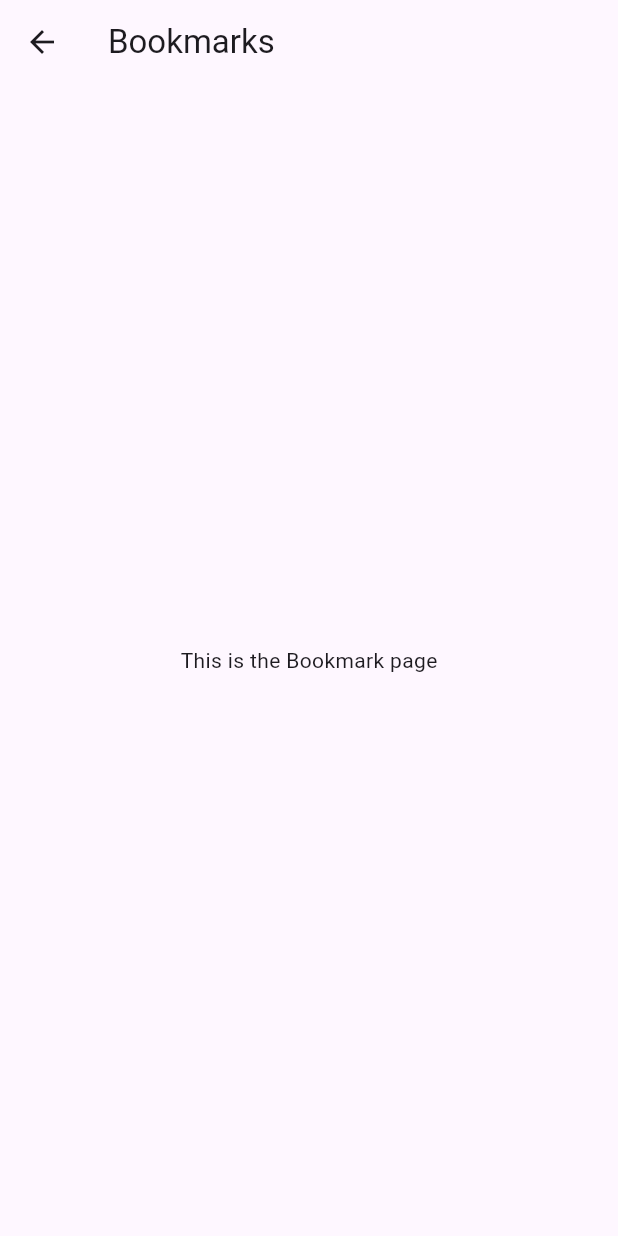
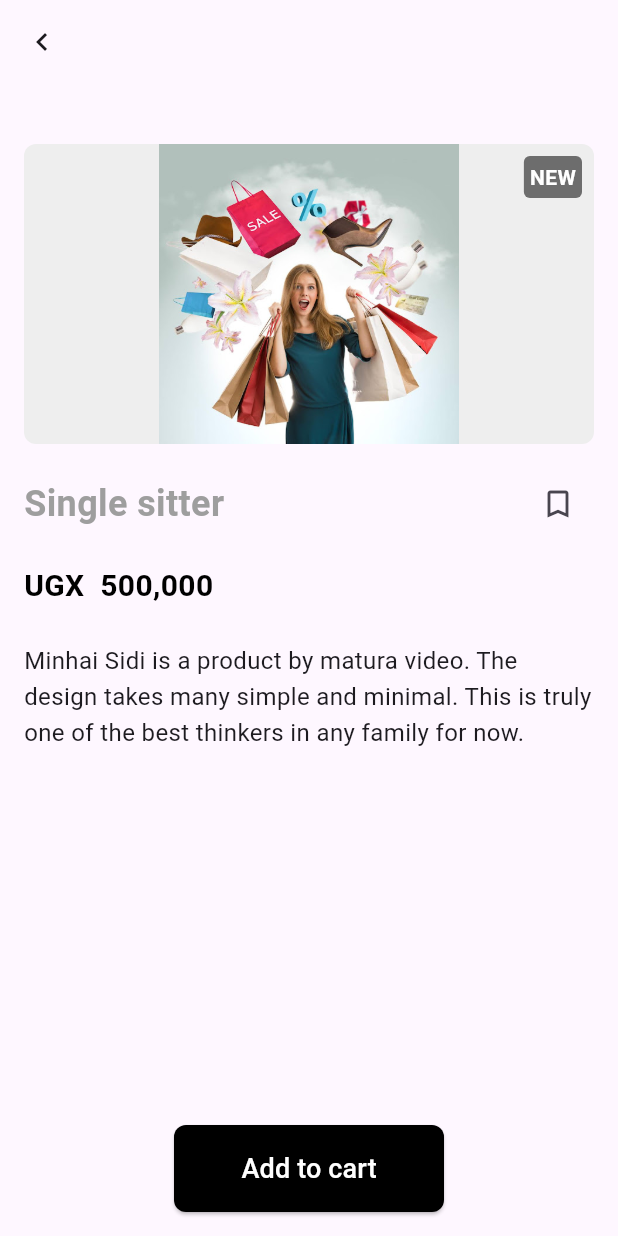
Before and after one commit to Codes43/Shopify, a Flutter app: the screen it shows after launch, item 2 of the bottom bar chosen, on a phone screen of 412 x 824 dp. Run offline on Flutter 3.47's test engine with Material 3 defaults, Android fonts, the phone set to English and light mode, and no system bars; our stand-ins replace carousel_slider, google_fonts; network calls fail.

Commit message:
implementing the product details screen

```diff
--- /dev/null
+++ b/lib/screens/productdetails.dart
@@ -0,0 +1,171 @@
+import 'package:flutter/material.dart';
+import 'package:carousel_slider/carousel_slider.dart';
+import 'loginpage.dart';
+import 'package:google_fonts/google_fonts.dart';
+import 'searchresultspage.dart';
+
+import 'package:shopify/models/product_model.dart'; // Import your Product model
+import 'package:shopify/services/product_service.dart';
+
+class ProductDetails extends StatefulWidget {
+  const ProductDetails({super.key});
+
+  @override
+  State<ProductDetails> createState() => _ProductPageState();
+}
+
+class _ProductPageState extends State<ProductDetails> {
+  bool isFavorite = false;
+  int quantity = 1;
+  bool isAddedToCart = false;
+
+  void toggleFavorite() {
+    setState(() {
+      isFavorite = !isFavorite;
+    });
+  }
+
+  void increaseQuantity() {
+    setState(() {
+      quantity++;
+    });
+  }
+
+  void decreaseQuantity() {
+    if (quantity > 1) {
+      setState(() {
+        quantity--;
+      });
+    }
+  }
+
+  void addToCart() {
+    setState(() {
+      isAddedToCart = true;
+    });
+
+    // Show a confirmation message
+    ScaffoldMessenger.of(context).showSnackBar(
+      const SnackBar(
+        content: Text('Product added to cart!'),
+        duration: Duration(seconds: 2),
+      ),
+    );
+  }
+
+  @override
+  Widget build(BuildContext context) {
+    return Scaffold(
+      appBar: AppBar(
+        leading: IconButton(
+          icon: Icon(Icons.chevron_left),
+          onPressed: () {
+            Navigator.pop(context);
+          },
+        ),
+      ),
+      body: Padding(
+        padding: const EdgeInsets.all(16.0),
+        child: Column(
+          crossAxisAlignment: CrossAxisAlignment.start,
+
+          children: [
+            const SizedBox(height: 24),
+            Container(
+              height: 200,
+              decoration: BoxDecoration(
+                color: Colors.grey[200],
+                borderRadius: BorderRadius.circular(8),
+              ),
+              child: Stack(
+                children: [
+                  Center(child: Image.asset("assets/unnamed.jpg")),
+                  Positioned(
+                    top: 8,
+                    right: 8,
+                    child: Container(
+                      padding: const EdgeInsets.all(4),
+                      decoration: BoxDecoration(
+                        color: Colors.black54,
+                        borderRadius: BorderRadius.circular(4),
+                      ),
+                      child: const Text(
+                        'NEW',
+                        style: TextStyle(
+                          color: Colors.white,
+                          fontWeight: FontWeight.bold,
+                        ),
+                      ),
+                    ),
+                  ),
+                ],
+              ),
+            ),
+            const SizedBox(height: 16),
+            Row(
+              mainAxisAlignment: MainAxisAlignment.spaceBetween,
+              children: [
+                Expanded(
+                  child: const Text(
+                    'Single sitter',
+                    style: TextStyle(
+                      fontSize: 24,
+                      fontWeight: FontWeight.bold,
+                      color: Colors.grey,
+                    ),
+                  ),
+                ),
+                IconButton(
+                  icon: Icon(
+                    isFavorite ? Icons.bookmark : Icons.bookmark_border,
+                    color: isFavorite ? Colors.red : null,
+                  ),
+                  onPressed: toggleFavorite,
+                ),
+              ],
+            ),
+            const SizedBox(height: 16),
+            const Text(
+              'UGX  500,000',
+              style: TextStyle(
+                fontSize: 20,
+                fontWeight: FontWeight.bold,
+                color: Colors.black,
+              ),
+            ),
+
+            const SizedBox(height: 24),
+            const Text(
+              'Minhai Sidi is a product by matura video. The design takes many simple and minimal. This is truly one of the best thinkers in any family for now.',
+              style: TextStyle(fontSize: 16, height: 1.5),
+            ),
+
+            const Spacer(),
+            Padding(
+              padding: const EdgeInsets.symmetric(
+                horizontal: 100,
+              ), // Equal left and right padding
+              child: SizedBox(
+                width: double.infinity,
+                child: ElevatedButton(
+                  onPressed: isAddedToCart ? null : addToCart,
+                  style: ElevatedButton.styleFrom(
+                    padding: const EdgeInsets.symmetric(vertical: 16),
+                    backgroundColor: Colors.black,
+                    shape: RoundedRectangleBorder(
+                      borderRadius: BorderRadius.circular(8),
+                    ),
+                  ),
+                  child: Text(
+                    isAddedToCart ? 'Added to Cart' : 'Add to cart',
+                    style: const TextStyle(fontSize: 18, color: Colors.white),
+                  ),
+                ),
+              ),
+            ),
+          ],
+        ),
+      ),
+    );
+  }
+}
--- a/lib/screens/searchresultspage.dart
+++ b/lib/screens/searchresultspage.dart
@@ -6,7 +6,11 @@ class SearchResultsPage extends StatefulWidget {
   final String searchTerm;
   final bool isUserRegistered;
 
-  SearchResultsPage({required this.searchTerm, required this.isUserRegistered});
+  const SearchResultsPage({
+    super.key,
+    required this.searchTerm,
+    required this.isUserRegistered,
+  });
 
   @override
   _SearchResultsPageState createState() => _SearchResultsPageState();
--- a/lib/screens/signuppage.dart
+++ b/lib/screens/signuppage.dart
@@ -20,7 +20,7 @@ class _SignUpPageState extends State<SignupPage> {
   bool isHoveringSignin = false;
 
   bool _obscurePassword = true;
-  bool _obscureConfrimPassword = true;
+  final bool _obscureConfrimPassword = true;
 
   //API
   bool isLoading = false;
```
Also changed, not shown: lib/screens/homepage.dart (+85 -52 lines), lib/screens/profilescreen.dart (+6 -21 lines), lib/services/product_service.dart (+14 -5 lines), assets/product_image.jpg (added), 1 other file.
